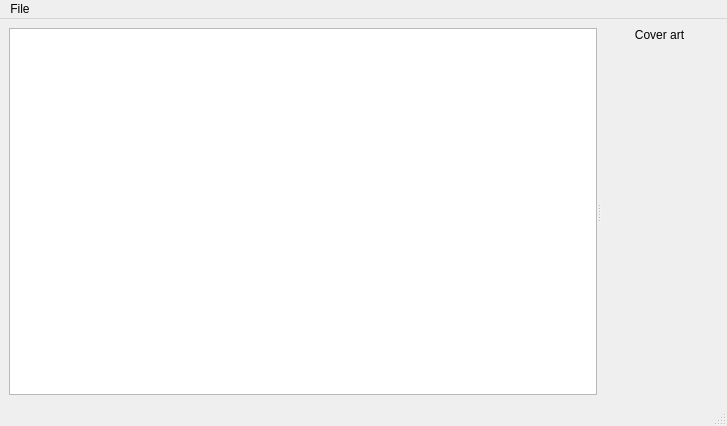
First picture: the form in ui/mainwindow.ui, repository 7x11x13/songs-to-youtube, before the edit.
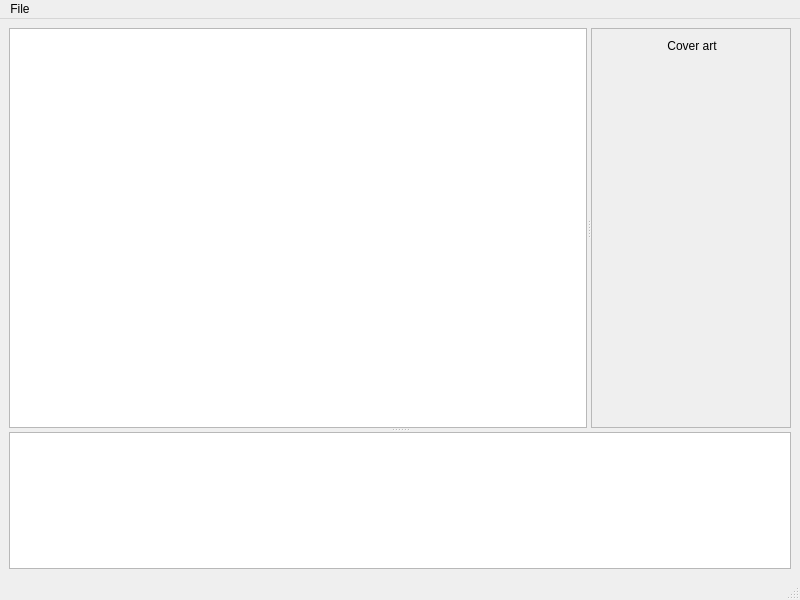
Second picture: the form after the edit. Custom widgets are drawn as their Qt base class.

```diff
--- a/ui/mainwindow.ui
+++ b/ui/mainwindow.ui
@@ -6,34 +6,92 @@
    <rect>
     <x>0</x>
     <y>0</y>
-    <width>727</width>
-    <height>426</height>
+    <width>800</width>
+    <height>600</height>
    </rect>
   </property>
   <property name="windowTitle">
    <string>MainWindow</string>
   </property>
   <widget class="QWidget" name="centralwidget">
-   <layout class="QHBoxLayout" name="horizontalLayout">
-    <item>
-     <widget class="QSplitter" name="splitter">
+   <layout class="QGridLayout" name="gridLayout">
+    <item row="0" column="0">
+     <widget class="QSplitter" name="splitter_2">
+      <property name="sizePolicy">
+       <sizepolicy hsizetype="Expanding" vsizetype="Expanding">
+        <horstretch>0</horstretch>
+        <verstretch>0</verstretch>
+       </sizepolicy>
+      </property>
       <property name="orientation">
-       <enum>Qt::Horizontal</enum>
+       <enum>Qt::Vertical</enum>
       </property>
-      <widget class="SongTreeWidget" name="treeWidget">
-       <attribute name="headerVisible">
+      <property name="childrenCollapsible">
+       <bool>false</bool>
+      </property>
+      <widget class="QSplitter" name="splitter">
+       <property name="sizePolicy">
+        <sizepolicy hsizetype="Expanding" vsizetype="Expanding">
+         <horstretch>0</horstretch>
+         <verstretch>0</verstretch>
+        </sizepolicy>
+       </property>
+       <property name="minimumSize">
+        <size>
+         <width>400</width>
+         <height>400</height>
+        </size>
+       </property>
+       <property name="orientation">
+        <enum>Qt::Horizontal</enum>
+       </property>
+       <property name="childrenCollapsible">
         <bool>false</bool>
-       </attribute>
-       <column>
-        <property name="text">
-         <string notr="true">1</string>
+       </property>
+       <widget class="SongTreeWidget" name="treeWidget">
+        <property name="minimumSize">
+         <size>
+          <width>200</width>
+          <height>200</height>
+         </size>
         </property>
-       </column>
-      </widget>
-      <widget class="QWidget" name="verticalLayoutWidget">
-       <layout class="QVBoxLayout" name="verticalLayout">
-        <item>
+        <attribute name="headerVisible">
+         <bool>false</bool>
+        </attribute>
+        <column>
+         <property name="text">
+          <string notr="true">1</string>
+         </property>
+        </column>
+       </widget>
+       <widget class="QScrollArea" name="scrollArea">
+        <property name="minimumSize">
+         <size>
+          <width>200</width>
+          <height>200</height>
+         </size>
+        </property>
+        <property name="widgetResizable">
+         <bool>true</bool>
+        </property>
+        <widget class="QWidget" name="scrollAreaWidgetContents">
+         <property name="geometry">
+          <rect>
+           <x>0</x>
+           <y>0</y>
+           <width>198</width>
+           <height>398</height>
+          </rect>
+         </property>
          <widget class="QLabel" name="label">
+          <property name="geometry">
+           <rect>
+            <x>10</x>
+            <y>10</y>
+            <width>180</width>
+            <height>13</height>
+           </rect>
+          </property>
           <property name="sizePolicy">
            <sizepolicy hsizetype="Preferred" vsizetype="Fixed">
             <horstretch>0</horstretch>
@@ -47,15 +105,50 @@
            <set>Qt::AlignCenter</set>
           </property>
          </widget>
-        </item>
-        <item>
          <widget class="QLabel" name="albumArt">
+          <property name="geometry">
+           <rect>
+            <x>10</x>
+            <y>29</y>
+            <width>200</width>
+            <height>200</height>
+           </rect>
+          </property>
+          <property name="minimumSize">
+           <size>
+            <width>200</width>
+            <height>200</height>
+           </size>
+          </property>
           <property name="text">
            <string/>
           </property>
          </widget>
-        </item>
-       </layout>
+        </widget>
+       </widget>
+      </widget>
+      <widget class="LogWidget" name="logWindow">
+       <property name="enabled">
+        <bool>true</bool>
+       </property>
+       <property name="sizePolicy">
+        <sizepolicy hsizetype="Expanding" vsizetype="Expanding">
+         <horstretch>0</horstretch>
+         <verstretch>0</verstretch>
+        </sizepolicy>
+       </property>
+       <property name="minimumSize">
+        <size>
+         <width>200</width>
+         <height>100</height>
+        </size>
+       </property>
+       <property name="baseSize">
+        <size>
+         <width>0</width>
+         <height>0</height>
+        </size>
+       </property>
       </widget>
      </widget>
     </item>
@@ -66,7 +159,7 @@
     <rect>
      <x>0</x>
      <y>0</y>
-     <width>727</width>
+     <width>800</width>
      <height>20</height>
     </rect>
    </property>
@@ -115,6 +208,11 @@
    <extends>QTreeWidget</extends>
    <header>song_tree_widget.h</header>
   </customwidget>
+  <customwidget>
+   <class>LogWidget</class>
+   <extends>QPlainTextEdit</extends>
+   <header>log_widget.h</header>
+  </customwidget>
  </customwidgets>
  <resources/>
  <connections/>
```
Left out of the diff: 1 changed line with no effect on the pictures.
